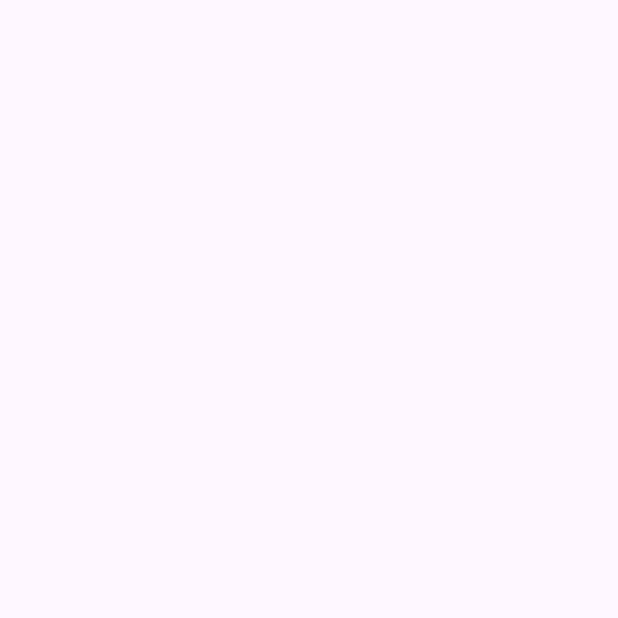
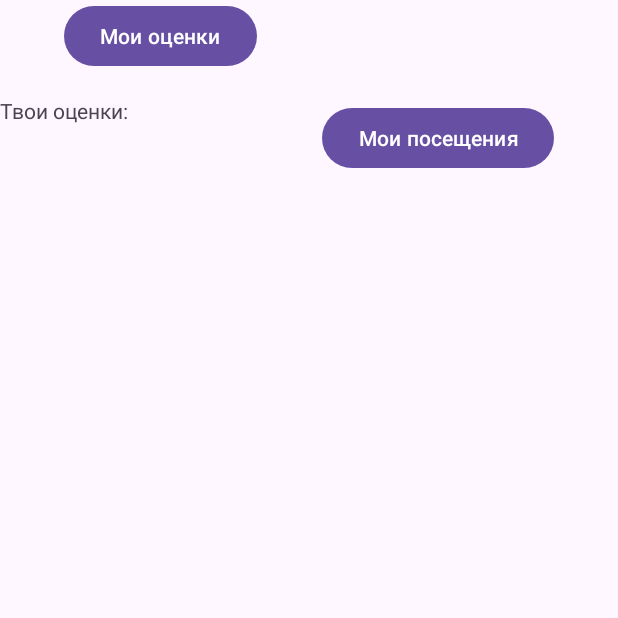
Before and after one commit to Watch-dog-s/semester_project, an Android app: the StudentActivity screen opened directly, with no data from a screen before it, on a phone screen of 412 x 824 dp, the top half of it. Before the commit the part shown is empty. Run offline under Robolectric (Android 15) with nearby library versions, the phone set to English and light mode, and no system bars.

Commit message:
fragments

```diff
--- /dev/null
+++ b/electronic_diary/app/src/main/java/com/example/electronic_diary/MarkFragment.java
@@ -0,0 +1,64 @@
+package com.example.electronic_diary;
+
+import android.os.Bundle;
+
+import androidx.fragment.app.Fragment;
+
+import android.view.LayoutInflater;
+import android.view.View;
+import android.view.ViewGroup;
+
+/**
+ * A simple {@link Fragment} subclass.
+ * Use the {@link MarkFragment#newInstance} factory method to
+ * create an instance of this fragment.
+ */
+public class MarkFragment extends Fragment {
+
+    // TODO: Rename parameter arguments, choose names that match
+    // the fragment initialization parameters, e.g. ARG_ITEM_NUMBER
+    private static final String ARG_PARAM1 = "param1";
+    private static final String ARG_PARAM2 = "param2";
+
+    // TODO: Rename and change types of parameters
+    private String mParam1;
+    private String mParam2;
+
+    public MarkFragment() {
+        // Required empty public constructor
+    }
+
+    /**
+     * Use this factory method to create a new instance of
+     * this fragment using the provided parameters.
+     *
+     * @param param1 Parameter 1.
+     * @param param2 Parameter 2.
+     * @return A new instance of fragment MarkFragment.
+     */
+    // TODO: Rename and change types and number of parameters
+    public static MarkFragment newInstance(String param1, String param2) {
+        MarkFragment fragment = new MarkFragment();
+        Bundle args = new Bundle();
+        args.putString(ARG_PARAM1, param1);
+        args.putString(ARG_PARAM2, param2);
+        fragment.setArguments(args);
+        return fragment;
+    }
+
+    @Override
+    public void onCreate(Bundle savedInstanceState) {
+        super.onCreate(savedInstanceState);
+        if (getArguments() != null) {
+            mParam1 = getArguments().getString(ARG_PARAM1);
+            mParam2 = getArguments().getString(ARG_PARAM2);
+        }
+    }
+
+    @Override
+    public View onCreateView(LayoutInflater inflater, ViewGroup container,
+                             Bundle savedInstanceState) {
+        // Inflate the layout for this fragment
+        return inflater.inflate(R.layout.fragment_mark, container, false);
+    }
+}
--- a/electronic_diary/app/src/main/res/layout/activity_student.xml
+++ b/electronic_diary/app/src/main/res/layout/activity_student.xml
@@ -7,14 +7,41 @@
     android:layout_height="match_parent"
     tools:context=".MainActivity">
 
-    <ImageView
-        android:id="@+id/imageView"
+
+    <Button
+        android:id="@+id/buttonMarks"
         android:layout_width="wrap_content"
         android:layout_height="wrap_content"
-        android:layout_marginTop="132dp"
+        android:text="Мои оценки"
+        app:layout_constraintEnd_toStartOf="@+id/buttonVisits"
+        app:layout_constraintHorizontal_bias="0.5"
+        app:layout_constraintStart_toStartOf="parent"
+        tools:layout_editor_absoluteY="68dp" />
+
+    <Button
+        android:id="@+id/buttonVisits"
+        android:layout_width="wrap_content"
+        android:layout_height="wrap_content"
+        android:layout_marginTop="68dp"
+        android:text="Мои посещения"
         app:layout_constraintEnd_toEndOf="parent"
-        app:layout_constraintHorizontal_bias="0.498"
-        app:layout_constraintStart_toStartOf="parent"
-        app:layout_constraintTop_toTopOf="parent"
-        tools:srcCompat="@tools:sample/avatars" />
+        app:layout_constraintHorizontal_bias="0.5"
+        app:layout_constraintStart_toEndOf="@+id/buttonMarks"
+        app:layout_constraintTop_toTopOf="parent" />
+
+
+    <androidx.fragment.app.FragmentContainerView
+        android:id="@+id/container"
+        android:name="com.example.electronic_diary.MarkFragment"
+        android:layout_width="match_parent"
+        android:layout_height="0dp"
+        android:layout_marginTop="16dp"
+        app:layout_constraintTop_toBottomOf="@+id/buttonMarks"
+        app:layout_constraintBottom_toBottomOf="parent"
+         />
+
+
+
+
+
 </androidx.constraintlayout.widget.ConstraintLayout>
--- /dev/null
+++ b/electronic_diary/app/src/main/res/layout/fragment_mark.xml
@@ -0,0 +1,14 @@
+<?xml version="1.0" encoding="utf-8"?>
+<FrameLayout xmlns:android="http://schemas.android.com/apk/res/android"
+    xmlns:tools="http://schemas.android.com/tools"
+    android:layout_width="match_parent"
+    android:layout_height="match_parent"
+    tools:context=".MarkFragment">
+
+    <!-- TODO: Update blank fragment layout -->
+    <TextView
+        android:layout_width="match_parent"
+        android:layout_height="match_parent"
+        android:text="Твои оценки:" />
+
+</FrameLayout>
--- a/electronic_diary/app/src/main/res/values/strings.xml
+++ b/electronic_diary/app/src/main/res/values/strings.xml
@@ -1,3 +1,5 @@
 <resources>
     <string name="app_name">electronic_diary</string>
+    <!-- TODO: Remove or change this placeholder text -->
+    <string name="hello_blank_fragment">Hello blank fragment</string>
 </resources>
```
Also changed, not shown: electronic_diary/app/src/main/java/com/example/electronic_diary/StudentActivity.java (+23 -1 lines), electronic_diary/app/src/main/java/com/example/electronic_diary/VisitFragment.java (added, +64 -0 lines), electronic_diary/app/src/main/res/layout/fragment_visit.xml (added, +14 -0 lines), electronic_diary/app/src/main/res/drawable/image1.png (added).
